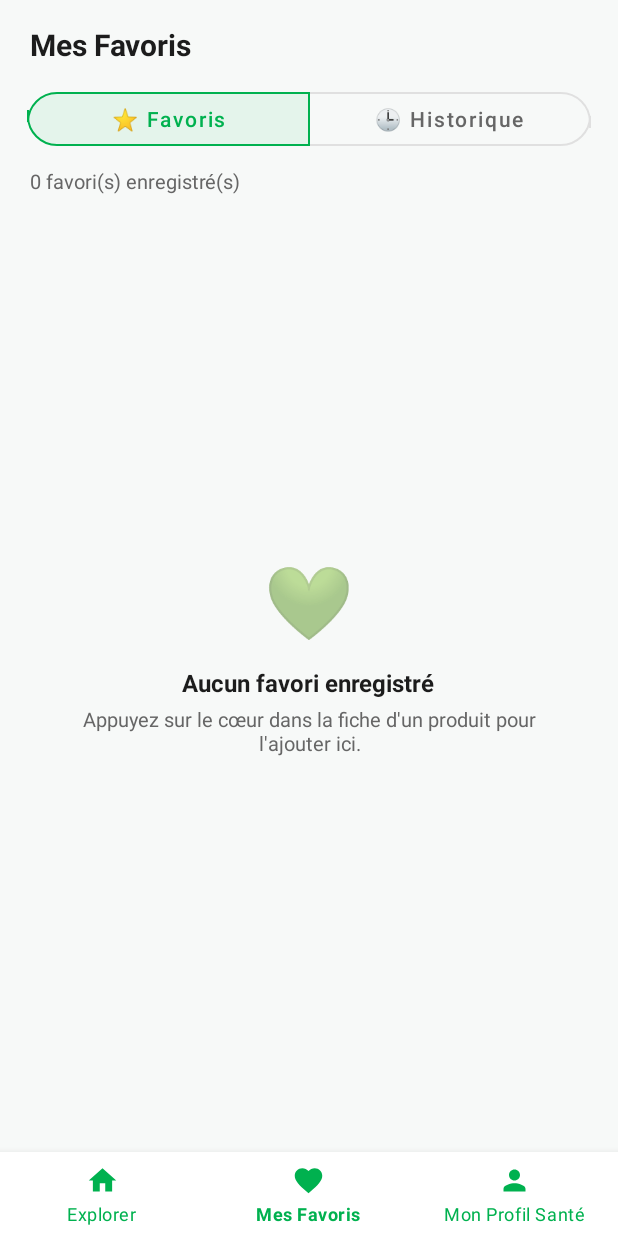
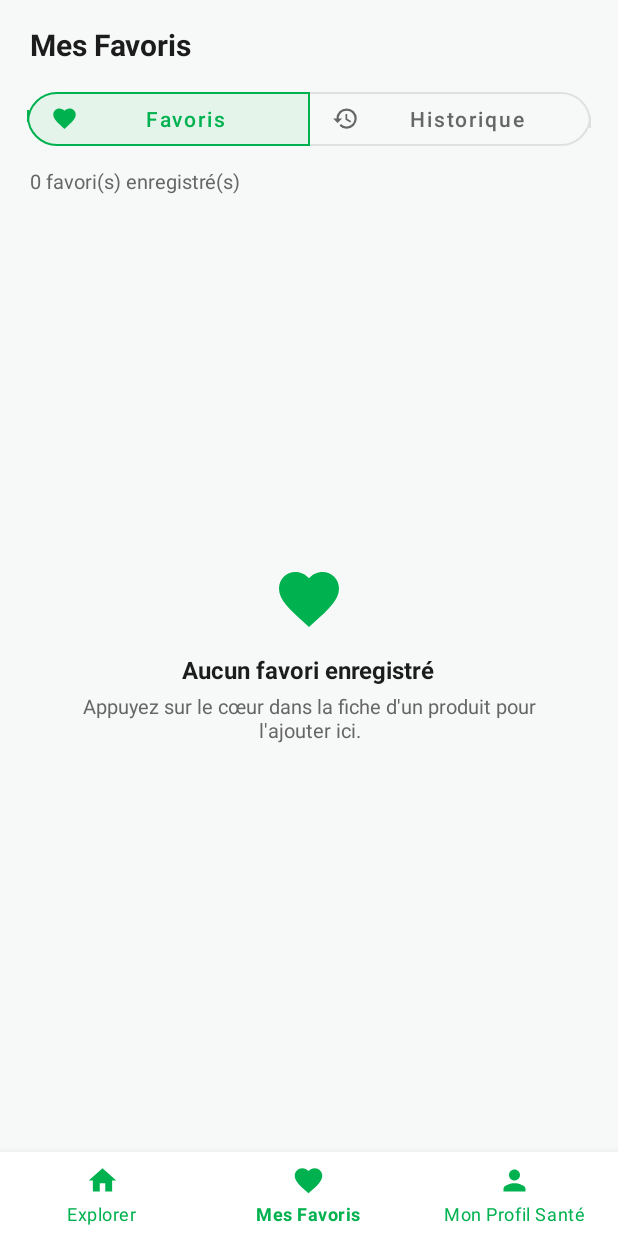
Before and after one commit to yassinebouazizi-dev/NutriGuard, an Android app: the screen it shows after launch (MainActivity), item 2 of the bottom bar chosen, on a phone screen of 412 x 824 dp. Run offline under Robolectric (Android 15) with nearby library versions, the phone set to English and light mode, and no system bars; libraries missing offline, so code that uses them is left out: com.journeyapps.barcodescanner; network calls fail; pictures from the network do not load.

Commit message:
refactor: remove personal names and replace all emojis with vector icons

```diff
--- a/app/src/main/java/com/nutriguard/app/ui/adapter/ProductAdapter.java
+++ b/app/src/main/java/com/nutriguard/app/ui/adapter/ProductAdapter.java
@@ -119,7 +119,7 @@ public class ProductAdapter extends RecyclerView.Adapter<ProductAdapter.ProductV
             // Real-time Allergen conflict check
             List<Allergen> detected = AllergenChecker.checkProductAllergens(product, userPrefs);
             if (!detected.isEmpty()) {
-                StringBuilder sb = new StringBuilder("⚠️ Contient ");
+                StringBuilder sb = new StringBuilder("Contient : ");
                 for (int i = 0; i < detected.size(); i++) {
                     sb.append(detected.get(i).getName());
                     if (i < detected.size() - 1) {
--- a/app/src/main/java/com/nutriguard/app/ui/main/FavoritesFragment.java
+++ b/app/src/main/java/com/nutriguard/app/ui/main/FavoritesFragment.java
@@ -5,6 +5,7 @@ import android.os.Bundle;
 import android.view.LayoutInflater;
 import android.view.View;
 import android.view.ViewGroup;
+import android.widget.ImageView;
 import android.widget.LinearLayout;
 import android.widget.TextView;
 import android.widget.Toast;
@@ -32,7 +33,7 @@ public class FavoritesFragment extends Fragment implements ProductAdapter.OnProd
     private TextView btnClearHistory;
     private RecyclerView recyclerFavorites;
     private LinearLayout layoutEmptyState;
-    private TextView iconEmpty;
+    private ImageView iconEmpty;
     private TextView txtEmptyTitle;
     private TextView txtEmptySubtitle;
 
@@ -96,7 +97,7 @@ public class FavoritesFragment extends Fragment implements ProductAdapter.OnProd
             btnClearHistory.setVisibility(list.isEmpty() ? View.GONE : View.VISIBLE);
             txtCountLabel.setText(list.size() + " produit(s) consulté(s)");
 
-            iconEmpty.setText("🕒");
+            iconEmpty.setImageResource(R.drawable.ic_history);
             txtEmptyTitle.setText(R.string.empty_history_title);
             txtEmptySubtitle.setText(R.string.empty_history_subtitle);
         } else {
@@ -104,7 +105,7 @@ public class FavoritesFragment extends Fragment implements ProductAdapter.OnProd
             btnClearHistory.setVisibility(View.GONE);
             txtCountLabel.setText(list.size() + " favori(s) enregistré(s)");
 
-            iconEmpty.setText("💚");
+            iconEmpty.setImageResource(R.drawable.ic_nav_favorites);
             txtEmptyTitle.setText(R.string.empty_favorites_title);
             txtEmptySubtitle.setText(R.string.empty_favorites_subtitle);
         }
--- /dev/null
+++ b/app/src/main/res/drawable/ic_history.xml
@@ -0,0 +1,9 @@
+<vector xmlns:android="http://schemas.android.com/apk/res/android"
+    android:width="24dp"
+    android:height="24dp"
+    android:viewportWidth="24"
+    android:viewportHeight="24">
+    <path
+        android:fillColor="#00B14F"
+        android:pathData="M13,3a9,9 0 0,0 -9,9H1l3.89,3.89 0.07,0.14L9,12H6c0,-3.87 3.13,-7 7,-7s7,3.13 7,7 -3.13,7 -7,7c-1.93,0 -3.68,-0.79 -4.94,-2.06l-1.42,1.42A8.954,8.954 0 0,0 13,21a9,9 0 0,0 0,-18zm-1,5v5l4.28,2.54 0.72,-1.21 -3.5,-2.08V8H12z"/>
+</vector>
--- a/app/src/main/res/layout/fragment_favorites.xml
+++ b/app/src/main/res/layout/fragment_favorites.xml
@@ -39,7 +39,10 @@
             android:layout_width="0dp"
             android:layout_height="wrap_content"
             android:layout_weight="1"
-            android:text="⭐ Favoris"
+            android:text="Favoris"
+            app:icon="@drawable/ic_nav_favorites"
+            app:iconSize="18dp"
+            app:iconTint="@color/primary"
             android:textColor="@color/primary"
             app:cornerRadius="20dp"
             android:textAllCaps="false" />
@@ -50,7 +53,10 @@
             android:layout_width="0dp"
             android:layout_height="wrap_content"
             android:layout_weight="1"
-            android:text="🕒 Historique"
+            android:text="Historique"
+            app:icon="@drawable/ic_history"
+            app:iconSize="18dp"
+            app:iconTint="@color/text_secondary"
             android:textColor="@color/text_secondary"
             app:cornerRadius="20dp"
             android:textAllCaps="false" />
@@ -117,12 +123,13 @@
         app:layout_constraintStart_toStartOf="parent"
         app:layout_constraintTop_toBottomOf="@id/toggleGroupFavorites">
 
-        <TextView
+        <ImageView
             android:id="@+id/iconEmpty"
-            android:layout_width="wrap_content"
-            android:layout_height="wrap_content"
-            android:text="💚"
-            android:textSize="48sp" />
+            android:layout_width="48dp"
+            android:layout_height="48dp"
+            android:src="@drawable/ic_nav_favorites"
+            app:tint="@color/primary"
+            android:contentDescription="@string/empty_favorites_title" />
 
         <TextView
             android:id="@+id/txtEmptyTitle"
--- a/app/src/main/res/layout/fragment_profile.xml
+++ b/app/src/main/res/layout/fragment_profile.xml
@@ -92,7 +92,7 @@
                     android:layout_width="wrap_content"
                     android:layout_height="wrap_content"
                     android:layout_marginTop="10dp"
-                    android:text="Yassine Bouazizi"
+                    android:text="Mon Profil"
                     android:textColor="@color/text_primary"
                     android:textSize="18sp"
                     android:textStyle="bold" />
@@ -101,7 +101,7 @@
                     android:layout_width="wrap_content"
                     android:layout_height="wrap_content"
                     android:layout_marginTop="2dp"
-                    android:text="bouazizi.yassine55@gmail.com"
+                    android:text="Assistant nutritionnel &amp; santé"
                     android:textColor="@color/text_secondary"
                     android:textSize="13sp" />
 
--- a/app/src/main/res/layout/item_product.xml
+++ b/app/src/main/res/layout/item_product.xml
@@ -106,7 +106,7 @@
             android:textSize="11sp"
             android:textStyle="bold"
             android:visibility="gone"
-            tools:text="⚠️ Contient Lait"
+            tools:text="Contient : Lait"
             tools:visibility="visible"
             app:layout_constraintStart_toEndOf="@id/cardThumbContainer"
             app:layout_constraintTop_toBottomOf="@id/txtProductBrand" />
--- a/app/src/main/res/values/strings.xml
+++ b/app/src/main/res/values/strings.xml
@@ -68,10 +68,10 @@
     <string name="nutrient_salt">Sel</string>
 
     <!-- Allergen Warning Banners -->
-    <string name="allergen_danger_title">⚠️ Attention : Incompatibilité Détectée !</string>
-    <string name="allergen_safe_title">✅ Produit compatible avec votre profil</string>
+    <string name="allergen_danger_title">Attention : Incompatibilité Détectée !</string>
+    <string name="allergen_safe_title">Produit compatible avec votre profil</string>
     <string name="allergen_safe_subtitle">Aucun allergène déclaré parmi vos restrictions.</string>
-    <string name="allergen_unconfigured_title">ℹ️ Profil allergène non configuré</string>
+    <string name="allergen_unconfigured_title">Profil allergène non configuré</string>
     <string name="allergen_unconfigured_subtitle">Configurez vos allergies dans l\'onglet \"Mon Profil Santé\".</string>
 
     <!-- Profile Screen -->
```
Also changed, not shown: app/src/main/res/layout/fragment_home.xml (+13 -12 lines).
